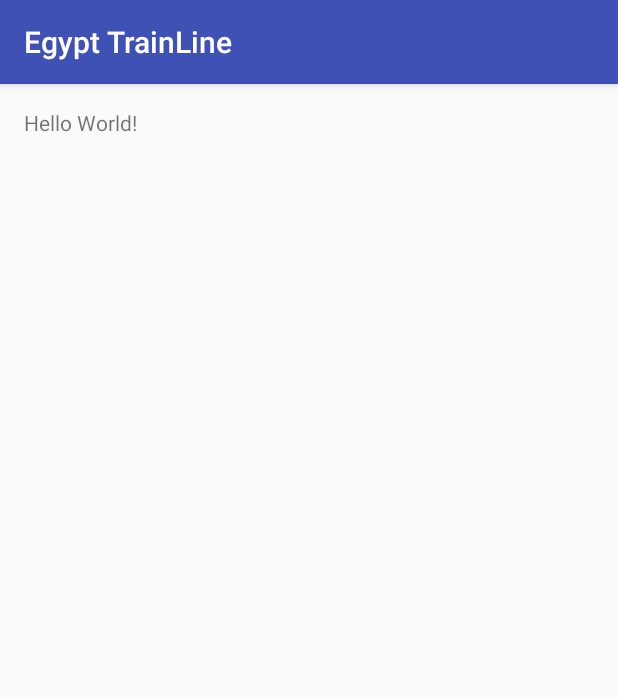
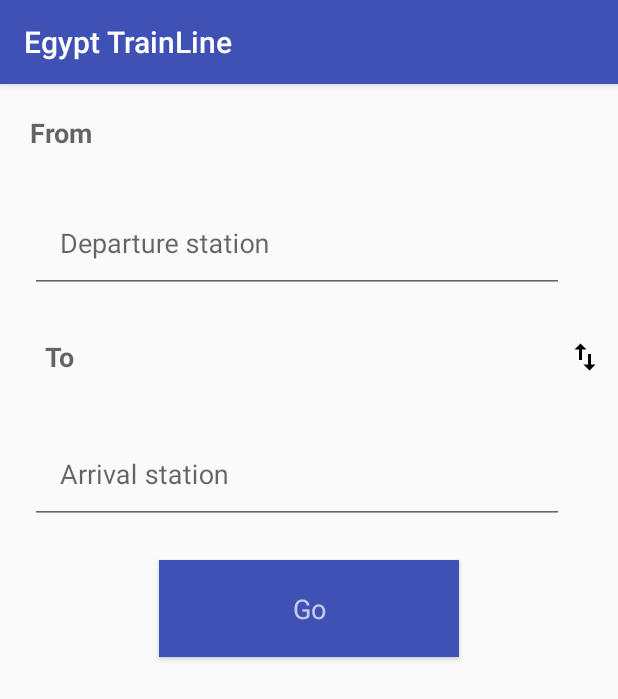
Before and after one commit to humazed/EgyptTrainLine, an Android app: the screen it shows after launch (MainActivity), on a phone screen of 412 x 824 dp. Shown: the top 699 px of the screen. Run offline under Robolectric (Android 15) with nearby library versions, the phone set to English and light mode, and no system bars; our stand-ins replace ButterKnife; libraries missing offline, so code that uses them is left out: com.pushtorefresh.storio, com.readystatesoftware.sqliteasset, rx.android.schedulers; 3 statements that could not run were skipped.

Commit message:
setup MainActivity.java and the database

```diff
--- /dev/null
+++ b/app/src/main/java/com/example/huma/egypttrainline/data/DbHelper.java
@@ -0,0 +1,23 @@
+package com.example.huma.egypttrainline.data;
+
+import android.content.Context;
+
+import com.readystatesoftware.sqliteasset.SQLiteAssetHelper;
+
+/**
+ * User: huma
+ * Date: 20-Sep-16
+ */
+public class DbHelper extends SQLiteAssetHelper {
+
+    public static final String DB_NAME = "trains.db";
+    public static final String DB_LOCATION = "assets/databases/trains.db";
+    public static final int DB_VERSION = 1;
+
+    public DbHelper(Context context) {
+        super(context, DB_NAME, null, DB_VERSION);
+        setForcedUpgrade();
+    }
+
+
+}
--- /dev/null
+++ b/app/src/main/java/com/example/huma/egypttrainline/ui/MainActivity.java
@@ -0,0 +1,74 @@
+package com.example.huma.egypttrainline.ui;
+
+import android.os.Bundle;
+import android.support.v7.app.AppCompatActivity;
+import android.util.Log;
+import android.widget.ArrayAdapter;
+import android.widget.AutoCompleteTextView;
+import android.widget.Button;
+import android.widget.ImageView;
+
+import com.example.huma.egypttrainline.R;
+import com.example.huma.egypttrainline.data.DbHelper;
+import com.example.huma.egypttrainline.data.tables.StationTable;
+import com.example.huma.egypttrainline.data.tables.StationTableSQLiteTypeMapping;
+import com.pushtorefresh.storio.sqlite.StorIOSQLite;
+import com.pushtorefresh.storio.sqlite.impl.DefaultStorIOSQLite;
+import com.pushtorefresh.storio.sqlite.queries.Query;
+
+import java.util.ArrayList;
+
+import butterknife.BindView;
+import butterknife.ButterKnife;
+import butterknife.OnClick;
+import rx.android.schedulers.AndroidSchedulers;
+
+public class MainActivity extends AppCompatActivity {
+    private static final String TAG = MainActivity.class.getSimpleName();
+
+    @BindView(R.id.from_autocomplete) AutoCompleteTextView mFromAutocomplete;
+    @BindView(R.id.to_autocomplete) AutoCompleteTextView mToAutocomplete;
+    @BindView(R.id.toggle_stations) ImageView mToggleStations;
+    @BindView(R.id.go_button) Button mGoButton;
+
+    @Override
+    protected void onCreate(Bundle savedInstanceState) {
+        super.onCreate(savedInstanceState);
+        setContentView(R.layout.activity_main);
+        ButterKnife.bind(this);
+
+        DbHelper dbHelper = new DbHelper(this);
+
+        StorIOSQLite storIOSQLite = DefaultStorIOSQLite.builder()
+                .sqliteOpenHelper(new DbHelper(this))
+                .addTypeMapping(StationTable.class, new StationTableSQLiteTypeMapping())
+                .build();
+
+        storIOSQLite
+                .get()
+                .listOfObjects(StationTable.class)
+                .withQuery(Query.builder()
+                        .table(StationTable.TABLE_NAME)
+                        .build())
+                .prepare()
+                .asRxObservable()
+                .observeOn(AndroidSchedulers.mainThread())
+                .subscribe(stations -> {
+                            ArrayList<String> strings = new ArrayList<>();
+                            for (StationTable station : stations) strings.add(station.StationName);
+
+                            mFromAutocomplete.setAdapter(new ArrayAdapter<>(this,
+                                    android.R.layout.simple_dropdown_item_1line, strings));
+                            mToAutocomplete.setAdapter(new ArrayAdapter<>(this,
+                                    android.R.layout.simple_dropdown_item_1line, strings));
+                        }
+                        , throwable -> Log.e(TAG, "onCreate: ", throwable));
+
+    }
+
+
+    @OnClick(R.id.go_button)
+    public void onClick() {
+        Log.d(TAG, "onClick " + mFromAutocomplete.getText() + " ? " + mToAutocomplete.getText());
+    }
+}
--- /dev/null
+++ b/app/src/main/res/drawable/ic_swap_vert_black_24dp.xml
@@ -0,0 +1,9 @@
+<vector xmlns:android="http://schemas.android.com/apk/res/android"
+        android:width="24dp"
+        android:height="24dp"
+        android:viewportWidth="24.0"
+        android:viewportHeight="24.0">
+    <path
+        android:fillColor="#FF000000"
+        android:pathData="M16,17.01V10h-2v7.01h-3L15,21l4,-3.99h-3zM9,3L5,6.99h3V14h2V6.99h3L9,3z"/>
+</vector>
--- a/app/src/main/res/layout/activity_main.xml
+++ b/app/src/main/res/layout/activity_main.xml
@@ -1,17 +1,131 @@
 <?xml version="1.0" encoding="utf-8"?>
-<RelativeLayout
+<android.support.constraint.ConstraintLayout
     xmlns:android="http://schemas.android.com/apk/res/android"
+    xmlns:app="http://schemas.android.com/apk/res-auto"
     xmlns:tools="http://schemas.android.com/tools"
     android:layout_width="match_parent"
     android:layout_height="match_parent"
-    android:paddingBottom="@dimen/activity_vertical_margin"
-    android:paddingLeft="@dimen/activity_horizontal_margin"
-    android:paddingRight="@dimen/activity_horizontal_margin"
-    android:paddingTop="@dimen/activity_vertical_margin"
-    tools:context="com.example.huma.egypttrainline.MainActivity">
+    android:focusable="true"
+    android:focusableInTouchMode="true"
+    android:orientation="vertical"
+    android:theme="@style/Theme.AppCompat.Light.NoActionBar"
+    tools:ignore="MissingConstraints">
 
     <TextView
+        android:id="@+id/from_textView"
+        android:layout_width="379dp"
+        android:layout_height="wrap_content"
+        android:padding="20.0dip"
+        android:text="@string/from"
+        android:textAppearance="?android:textAppearanceMedium"
+        android:textStyle="bold"
+        app:layout_constraintBottom_toTopOf="@+id/from_input_layout"
+        app:layout_constraintLeft_toLeftOf="parent"/>
+
+    <TextView
+        android:id="@+id/to_textView"
+        android:layout_width="0dp"
+        android:layout_height="wrap_content"
+        android:layout_gravity="center_vertical"
+        android:layout_margin="10dp"
+        android:layout_marginEnd="8dp"
+        android:layout_marginRight="8dp"
+        android:layout_marginTop="1dp"
+        android:layout_weight="1.0"
+        android:padding="20dp"
+        android:text="@string/to"
+        android:textAppearance="?android:textAppearanceMedium"
+        android:textStyle="bold"
+        app:layout_constraintLeft_toLeftOf="parent"
+        app:layout_constraintRight_toLeftOf="@+id/toggle_stations"
+        app:layout_constraintTop_toBottomOf="@+id/from_input_layout"
+        tools:layout_constraintLeft_creator="1"
+        tools:layout_constraintRight_creator="1"
+        tools:layout_constraintTop_creator="1"/>
+
+    <ImageView
+        android:id="@+id/toggle_stations"
         android:layout_width="wrap_content"
         android:layout_height="wrap_content"
-        android:text="Hello World!"/>
-</RelativeLayout>
+        android:layout_gravity="center"
+        android:layout_margin="10.0dip"
+        android:layout_marginEnd="16dp"
+        android:layout_marginRight="16dp"
+        android:contentDescription="@string/toggle_stations_description"
+        android:src="@drawable/ic_swap_vert_black_24dp"
+        app:layout_constraintBottom_toBottomOf="@+id/to_textView"
+        app:layout_constraintRight_toRightOf="parent"
+        app:layout_constraintTop_toTopOf="@+id/to_textView"/>
+
+    <Button
+        android:id="@+id/go_button"
+        android:layout_width="200dp"
+        android:layout_height="wrap_content"
+        android:layout_marginTop="24dp"
+        android:background="@color/colorPrimary"
+        android:drawablePadding="5.0dip"
+        android:gravity="center"
+        android:padding="20.0dip"
+        android:text="@string/go"
+        android:textAppearance="?android:textAppearanceMediumInverse"
+        app:layout_constraintLeft_toLeftOf="parent"
+        app:layout_constraintRight_toRightOf="parent"
+        app:layout_constraintTop_toBottomOf="@+id/to_input_layout"
+        tools:layout_constraintLeft_creator="1"
+        tools:layout_constraintRight_creator="1"/>
+
+    <android.support.design.widget.TextInputLayout
+        android:id="@+id/from_input_layout"
+        android:layout_width="0dp"
+        android:layout_height="wrap_content"
+        android:layout_marginEnd="16dp"
+        android:layout_marginRight="16dp"
+        android:layout_marginTop="64dp"
+        app:layout_constraintLeft_toLeftOf="parent"
+        app:layout_constraintRight_toRightOf="parent"
+        app:layout_constraintTop_toTopOf="parent"
+        tools:layout_constraintLeft_creator="1"
+        tools:layout_constraintRight_creator="1"
+        tools:layout_constraintTop_creator="1">
+
+        <AutoCompleteTextView
+            android:id="@+id/from_autocomplete"
+            android:layout_width="match_parent"
+            android:layout_height="wrap_content"
+            android:layout_gravity="center_horizontal"
+            android:layout_marginLeft="20.0dip"
+            android:layout_marginRight="20.0dip"
+            android:hint="@string/station_from_hint"
+            android:imeOptions="actionNext"
+            android:inputType="textCapWords|textNoSuggestions"
+            android:padding="20.0dip"/>
+    </android.support.design.widget.TextInputLayout>
+
+    <android.support.design.widget.TextInputLayout
+        android:id="@+id/to_input_layout"
+        android:layout_width="0dp"
+        android:layout_height="wrap_content"
+        android:layout_marginEnd="16dp"
+        android:layout_marginRight="16dp"
+        android:layout_marginTop="4dp"
+        app:layout_constraintLeft_toLeftOf="parent"
+        app:layout_constraintRight_toRightOf="parent"
+        app:layout_constraintTop_toBottomOf="@+id/to_textView"
+        tools:layout_constraintLeft_creator="1"
+        tools:layout_constraintRight_creator="1"
+        tools:layout_constraintTop_creator="1">
+
+        <AutoCompleteTextView
+            android:id="@+id/to_autocomplete"
+            android:layout_width="match_parent"
+            android:layout_height="wrap_content"
+            android:layout_gravity="center_horizontal"
+            android:layout_marginLeft="20.0dip"
+            android:layout_marginRight="20.0dip"
+            android:hint="@string/station_to_hint"
+            android:imeOptions="actionDone"
+            android:inputType="textCapWords|textNoSuggestions"
+            android:padding="20.0dip"/>
+    </android.support.design.widget.TextInputLayout>
+
+</android.support.constraint.ConstraintLayout>
--- a/app/src/main/res/values/strings.xml
+++ b/app/src/main/res/values/strings.xml
@@ -1,3 +1,15 @@
 <resources>
     <string name="app_name">Egypt TrainLine</string>
+
+    <!--MainActivity screen stat-->
+    <string name="from">From</string>
+    <string name="to">To</string>
+    <string name="toggle_stations_description">toggle stations</string>
+    <string name="go">Go</string>
+    <string name="station_from_hint">Departure station</string>
+    <string name="station_to_hint">Arrival station</string>
+    <!--MainActivity screen end-->
+
+
+
 </resources>
--- a/build.gradle
+++ b/build.gradle
@@ -5,7 +5,7 @@ buildscript {
         jcenter()
     }
     dependencies {
-        classpath 'com.android.tools.build:gradle:2.1.3'
+        classpath 'com.android.tools.build:gradle:2.2.0'
 
         classpath 'com.neenbedankt.gradle.plugins:android-apt:1.8'
         classpath 'me.tatarka:gradle-retrolambda:3.2.5'
```
Also changed, not shown: app/build.gradle (+12 -1 lines), app/src/main/AndroidManifest.xml (+8 -1 lines), app/src/main/java/com/example/huma/egypttrainline/MainActivity.java (deleted, +0 -16 lines), app/src/main/java/com/example/huma/egypttrainline/data/TrainContract.java (added, +17 -0 lines), app/src/main/java/com/example/huma/egypttrainline/data/TrainProvider.java (added, +65 -0 lines), app/src/main/java/com/example/huma/egypttrainline/data/tables/StationTable.java (added, +48 -0 lines), 1 other file.
